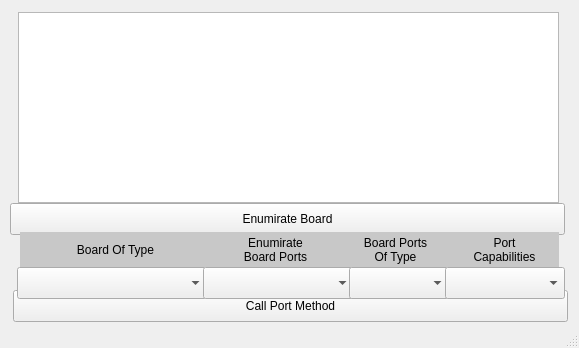
This is clientgui_2.ui in 7eleron/client_sever as Qt 5 draws it before an edit. The edited form follows.
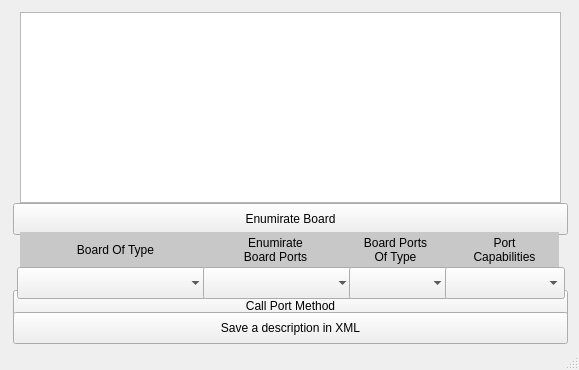
This is the edited form.

Commit message: add button xml

The edit to the form file:
```diff
--- a/clientgui_2.ui
+++ b/clientgui_2.ui
@@ -7,7 +7,7 @@
     <x>0</x>
     <y>0</y>
     <width>579</width>
-    <height>348</height>
+    <height>370</height>
    </rect>
   </property>
   <property name="windowTitle">
@@ -17,7 +17,7 @@
    <widget class="QTextBrowser" name="textBrowser">
     <property name="geometry">
      <rect>
-      <x>18</x>
+      <x>20</x>
       <y>12</y>
       <width>541</width>
       <height>191</height>
@@ -27,7 +27,7 @@
    <widget class="QPushButton" name="EnumirateBoard">
     <property name="geometry">
      <rect>
-      <x>10</x>
+      <x>13</x>
       <y>203</y>
       <width>555</width>
       <height>32</height>
@@ -172,6 +172,19 @@
      <set>Qt::AlignCenter</set>
     </property>
    </widget>
+   <widget class="QPushButton" name="Save_xml">
+    <property name="geometry">
+     <rect>
+      <x>13</x>
+      <y>312</y>
+      <width>555</width>
+      <height>32</height>
+     </rect>
+    </property>
+    <property name="text">
+     <string>Save a description in XML</string>
+    </property>
+   </widget>
   </widget>
   <widget class="QStatusBar" name="statusbar"/>
  </widget>
```
The commit also changes 8 other files.
